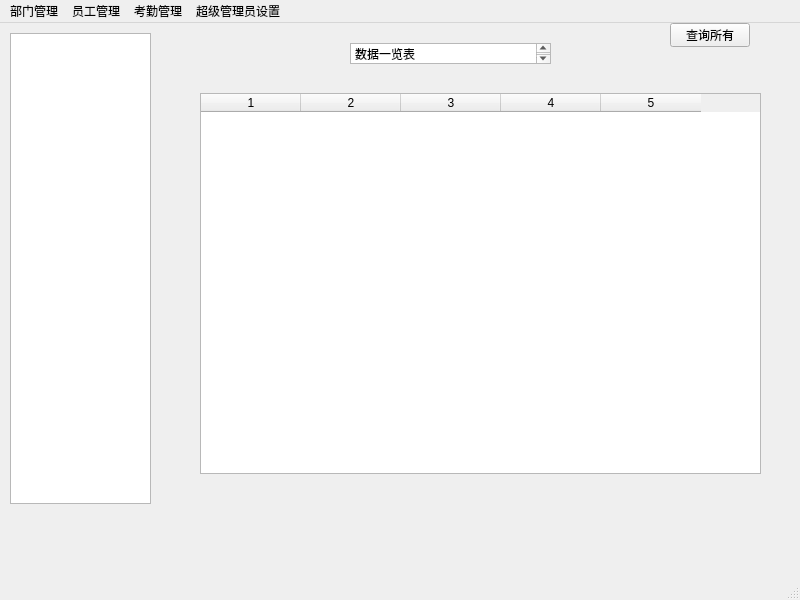
Old version of the form superadmin.ui in the repository liujitong/enterprise-attendance-mannagement-system_byQt6.
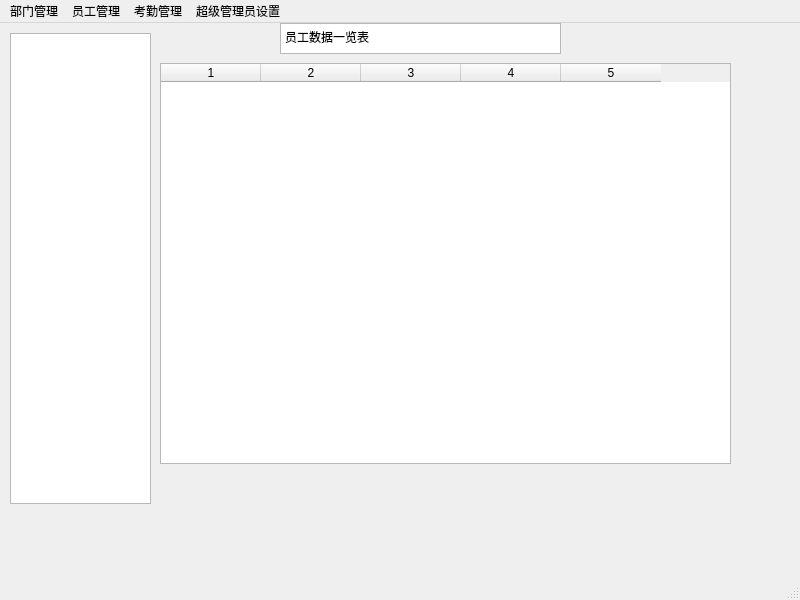
New version of the form.

```diff
--- a/superadmin.ui
+++ b/superadmin.ui
@@ -24,10 +24,10 @@
    <widget class="QTableWidget" name="ALL">
     <property name="geometry">
      <rect>
-      <x>200</x>
-      <y>70</y>
-      <width>561</width>
-      <height>381</height>
+      <x>160</x>
+      <y>40</y>
+      <width>571</width>
+      <height>401</height>
      </rect>
     </property>
     <property name="rowCount">
@@ -42,13 +42,13 @@
     <column/>
     <column/>
    </widget>
-   <widget class="QTextEdit" name="textEdit">
+   <widget class="QTextBrowser" name="textBrowser">
     <property name="geometry">
      <rect>
-      <x>350</x>
-      <y>20</y>
-      <width>201</width>
-      <height>21</height>
+      <x>280</x>
+      <y>0</y>
+      <width>281</width>
+      <height>31</height>
      </rect>
     </property>
     <property name="html">
@@ -59,20 +59,7 @@
 li.unchecked::marker { content: &quot;\2610&quot;; }
 li.checked::marker { content: &quot;\2612&quot;; }
 &lt;/style&gt;&lt;/head&gt;&lt;body style=&quot; font-family:'Microsoft YaHei UI'; font-size:9pt; font-weight:400; font-style:normal;&quot;&gt;
-&lt;p style=&quot; margin-top:0px; margin-bottom:0px; margin-left:0px; margin-right:0px; -qt-block-indent:0; text-indent:0px;&quot;&gt;数据一览表&lt;/p&gt;&lt;/body&gt;&lt;/html&gt;</string>
-    </property>
-   </widget>
-   <widget class="QPushButton" name="pushButton">
-    <property name="geometry">
-     <rect>
-      <x>670</x>
-      <y>0</y>
-      <width>80</width>
-      <height>24</height>
-     </rect>
-    </property>
-    <property name="text">
-     <string>查询所有</string>
+&lt;p style=&quot; margin-top:0px; margin-bottom:0px; margin-left:0px; margin-right:0px; -qt-block-indent:0; text-indent:0px;&quot;&gt;员工数据一览表&lt;/p&gt;&lt;/body&gt;&lt;/html&gt;</string>
     </property>
    </widget>
   </widget>
```
Left out of the diff: 26 changed lines with no effect on the pictures.
